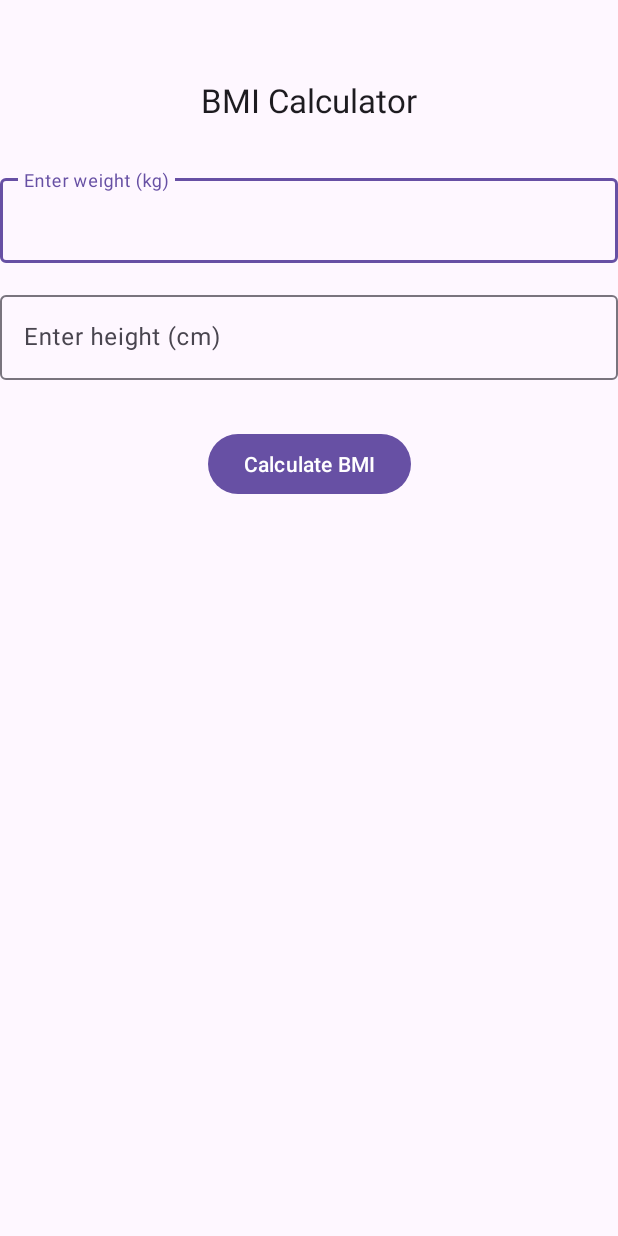
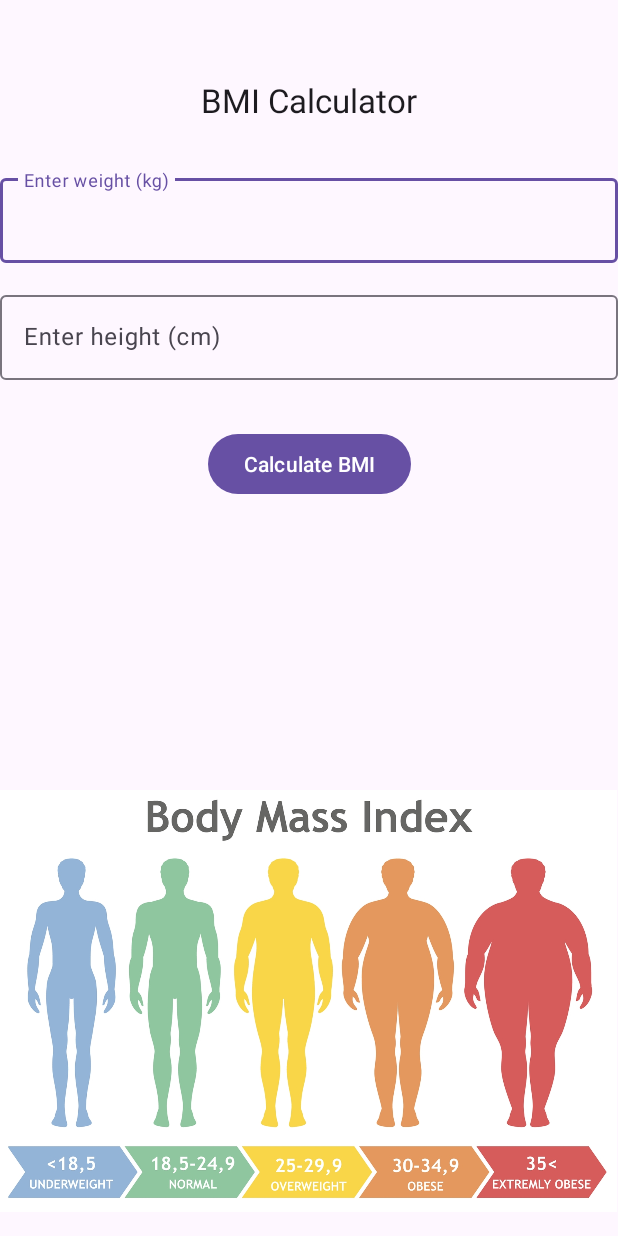
Before and after one commit to s24279-pj/s24279-PAMO_12-2025, an Android app: the layout activity_main.xml on its own in the app's theme, with its tools: preview values and no code run, on a phone screen of 412 x 824 dp. Run offline under Robolectric (Android 15) with nearby library versions, the phone set to English and light mode, and no system bars.

Commit message:
added image for comparison-reference

```diff
--- a/BMI/app/src/main/res/layout/activity_main.xml
+++ b/BMI/app/src/main/res/layout/activity_main.xml
@@ -73,4 +73,15 @@
         app:layout_constraintEnd_toEndOf="parent"
         android:layout_marginTop="50dp" />
 
+    <ImageView
+        android:id="@+id/imageView"
+        android:layout_width="411dp"
+        android:layout_height="281dp"
+        android:layout_marginBottom="16dp"
+        android:scaleType="centerCrop"
+        android:src="@drawable/bmi_compare"
+        app:layout_constraintBottom_toBottomOf="parent"
+        tools:layout_editor_absoluteX="0dp" />
+
+
 </androidx.constraintlayout.widget.ConstraintLayout>
```
Also changed, not shown: BMI/app/src/main/res/drawable/bmi_compare.jpg (added), 1 other file.
